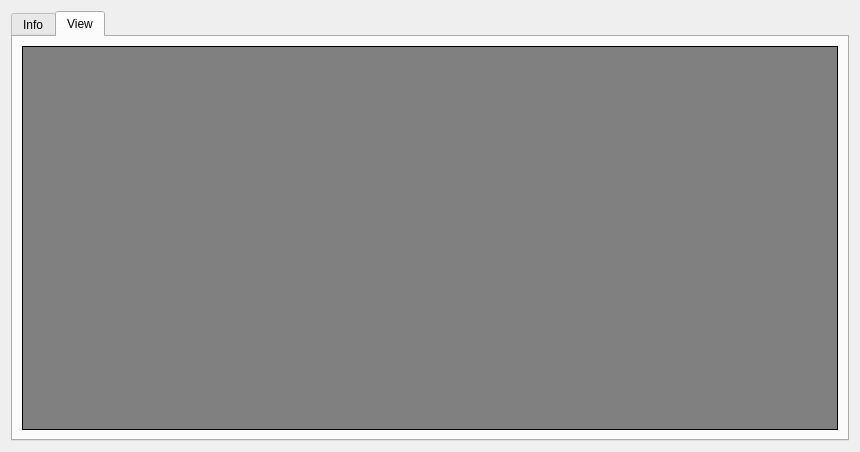
michaelpm54/Ace3x, file ui/vf2-viewer.ui: the form before one commit.
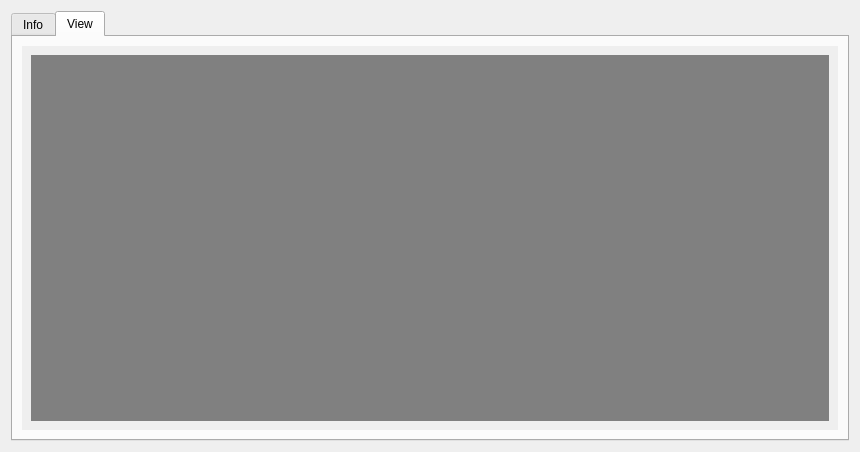
The form after the commit. The open tabs and pages were chosen to show the change.

Commit message: Put image into a scroll area

```diff
--- a/ui/vf2-viewer.ui
+++ b/ui/vf2-viewer.ui
@@ -93,6 +93,24 @@
       </attribute>
       <layout class="QGridLayout" name="gridLayout_4">
        <item row="0" column="0">
+        <widget class="QScrollArea" name="scrollArea">
+         <property name="frameShape">
+          <enum>QFrame::NoFrame</enum>
+         </property>
+         <property name="widgetResizable">
+          <bool>true</bool>
+         </property>
+         <widget class="QWidget" name="scrollAreaWidgetContents">
+          <property name="geometry">
+           <rect>
+            <x>0</x>
+            <y>0</y>
+            <width>820</width>
+            <height>389</height>
+           </rect>
+          </property>
+          <layout class="QGridLayout" name="gridLayout_5">
+           <item row="0" column="0">
         <widget class="QLabel" name="image_label">
          <property name="sizePolicy">
           <sizepolicy hsizetype="Preferred" vsizetype="Preferred">
@@ -103,15 +121,16 @@
          <property name="styleSheet">
           <string notr="true">background-color: grey</string>
          </property>
-         <property name="frameShape">
-          <enum>QFrame::Box</enum>
-         </property>
          <property name="text">
           <string/>
          </property>
          <property name="alignment">
           <set>Qt::AlignCenter</set>
          </property>
+            </widget>
+           </item>
+          </layout>
+         </widget>
         </widget>
        </item>
       </layout>
```
Lines whose indentation alone changed are shown as unchanged.
